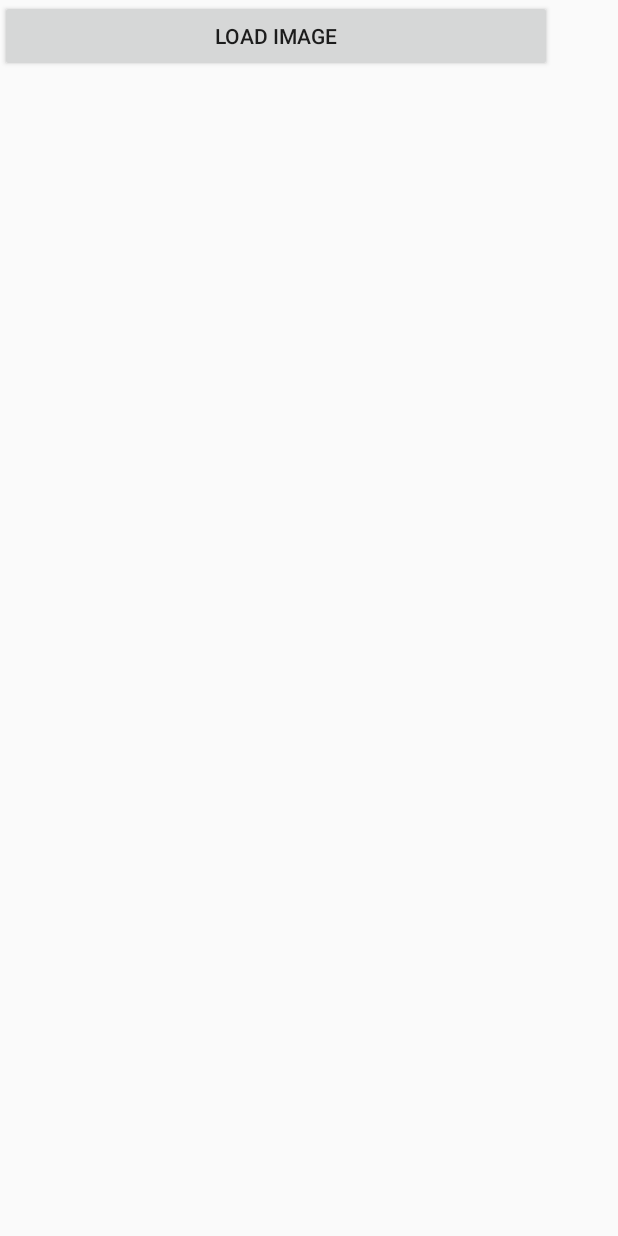
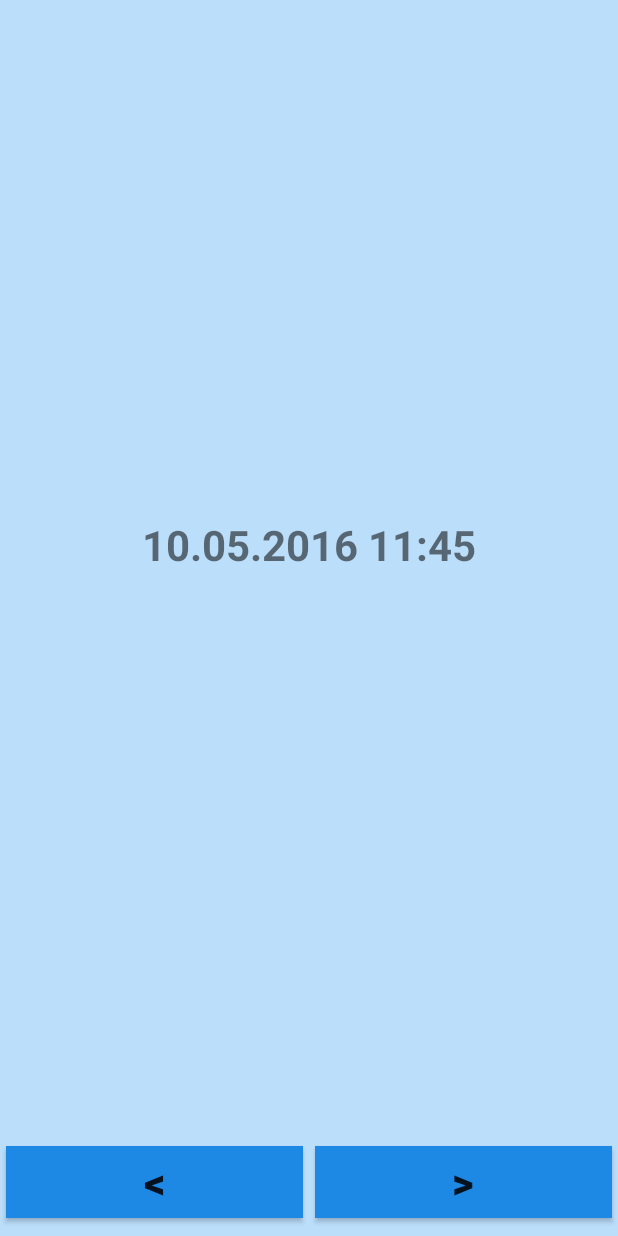
Before and after one commit to dropletchain/droplet-engine, an Android app: the layout activity_web_cam.xml on its own in the app's theme, with its tools: preview values and no code run, on a phone screen of 412 x 824 dp. Run offline under Robolectric (Android 15) with nearby library versions, the phone set to English and light mode, and no system bars.

Commit message:
web cam app

```diff
--- a/talosblockchainj/DropletCam/app/build.gradle
+++ b/talosblockchainj/DropletCam/app/build.gradle
@@ -24,9 +24,9 @@ dependencies {
     androidTestCompile('com.android.support.test.espresso:espresso-core:2.2.2', {
         exclude group: 'com.android.support', module: 'support-annotations'
     })
+    compile project(path: ':blockaditapi')
     compile 'org.bitcoinj:bitcoinj-core:0.14.4'
     compile 'com.android.support:appcompat-v7:25.3.1'
     compile 'com.android.support.constraint:constraint-layout:1.0.2'
     testCompile 'junit:junit:4.12'
-    compile project(path: ':blockaditapi')
 }
--- a/talosblockchainj/DropletCam/app/src/main/java/ch/ethz/dropletcam/ActivitiesUtil.java
+++ b/talosblockchainj/DropletCam/app/src/main/java/ch/ethz/dropletcam/ActivitiesUtil.java
@@ -58,5 +58,6 @@ public class ActivitiesUtil {
     static final SimpleDateFormat titleFormat = new SimpleDateFormat("dd.MM.yyyy");
     static final SimpleDateFormat timeFormat = new SimpleDateFormat("HH");
     static final SimpleDateFormat keyFormat = new SimpleDateFormat("HH:mm:ss");
+    static final SimpleDateFormat titleWeb = new SimpleDateFormat("dd.MM.yyyy HH:mm");
 
 }
--- a/talosblockchainj/DropletCam/app/src/main/res/layout/activity_web_cam.xml
+++ b/talosblockchainj/DropletCam/app/src/main/res/layout/activity_web_cam.xml
@@ -1,32 +1,71 @@
 <?xml version="1.0" encoding="utf-8"?>
-<android.support.constraint.ConstraintLayout xmlns:android="http://schemas.android.com/apk/res/android"
-    xmlns:app="http://schemas.android.com/apk/res-auto"
+<RelativeLayout xmlns:android="http://schemas.android.com/apk/res/android"
     xmlns:tools="http://schemas.android.com/tools"
     android:layout_width="match_parent"
     android:layout_height="match_parent"
-    tools:context="ch.ethz.dropletcam.WebCam">
+    tools:context="ch.ethz.dropletcam.LoadingBlockchainActivity"
+    android:background="@color/lightBG">
 
     <LinearLayout
-        android:layout_width="368dp"
-        android:layout_height="495dp"
+        android:layout_width="match_parent"
+        android:layout_height="match_parent"
         android:orientation="vertical"
         tools:layout_editor_absoluteX="8dp"
         tools:layout_editor_absoluteY="8dp">
 
-        <Button
-            android:id="@+id/loadPic"
-            android:layout_width="match_parent"
-            android:layout_height="wrap_content"
-            android:elevation="1dp"
-            android:onClick="onLoadImg"
-            android:text="Load Image" />
 
         <ImageView
             android:id="@+id/webImage"
             android:layout_width="match_parent"
+            android:layout_height="400dp"
+            android:layout_margin="10dp"
+            android:layout_weight="1">
+
+        </ImageView>
+
+        <TextView
+            android:id="@+id/title"
+            android:layout_width="match_parent"
+            android:layout_height="wrap_content"
+            android:text="10.05.2016 11:45"
+            android:textAlignment="center"
+            android:textSize="28sp"
+            android:textStyle="bold" />
+
+        <LinearLayout
+            android:layout_width="match_parent"
             android:layout_height="match_parent"
-            tools:layout_editor_absoluteX="8dp"
-            tools:layout_editor_absoluteY="8dp" />
+            android:gravity="bottom"
+            android:orientation="horizontal"
+            android:layout_weight="5">
+
+            <Button
+                android:id="@+id/leftClick"
+                android:layout_width="wrap_content"
+                android:layout_height="wrap_content"
+                android:layout_margin="4dp"
+                android:layout_weight="1"
+                android:background="@color/heavierBG"
+                android:elevation="1dp"
+                android:onClick="onLeftClick"
+                android:text="&lt;"
+                android:textSize="28sp"
+                android:textStyle="bold" />
+
+            <Button
+                android:id="@+id/rightClick"
+                android:layout_width="wrap_content"
+                android:layout_height="wrap_content"
+                android:layout_margin="4dp"
+                android:layout_weight="1"
+                android:background="@color/heavierBG"
+                android:elevation="1dp"
+                android:onClick="onRightClick"
+                android:text="&gt;"
+                android:textSize="28sp"
+                android:textStyle="bold" />
+        </LinearLayout>
+
     </LinearLayout>
 
-</android.support.constraint.ConstraintLayout>
+</RelativeLayout>
```
Also changed, not shown: talosblockchainj/DropletCam/app/src/main/AndroidManifest.xml (+9 -4 lines), talosblockchainj/DropletCam/app/src/main/java/ch/ethz/dropletcam/CamsActivity.java (added, +166 -0 lines), talosblockchainj/DropletCam/app/src/main/java/ch/ethz/dropletcam/WebCam.java (+127 -42 lines), talosblockchainj/DropletCam/app/src/main/res/layout/activity_cams.xml (added, +14 -0 lines), talosblockchainj/DropletCam/app/src/main/res/layout/list_stream_layout.xml (added, +54 -0 lines), talosblockchainj/DropletCam/app/src/main/res/drawable/camera.png (added), 2 other files.
